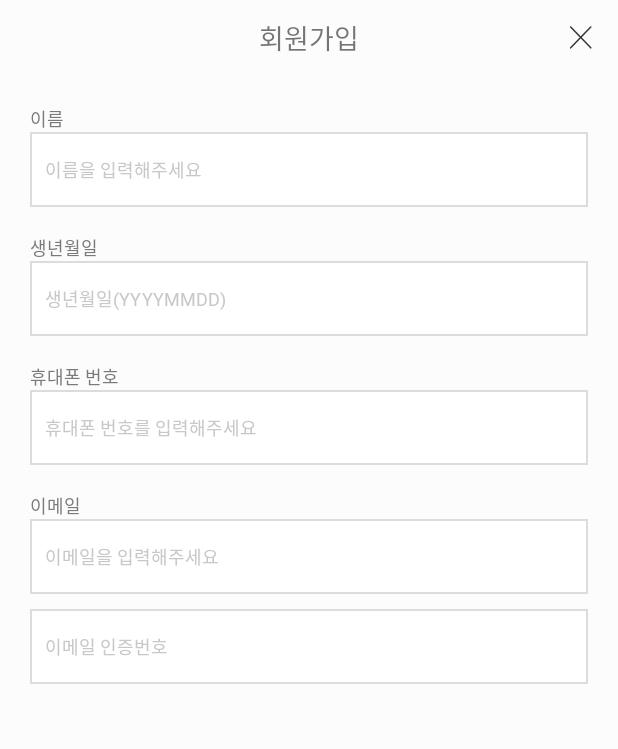
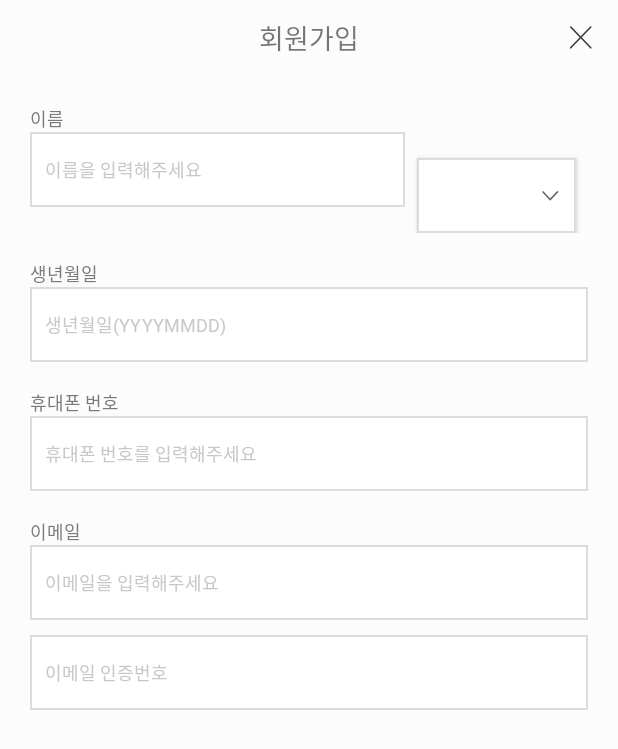
Before and after one commit to nueag/tia-assignment, an Android app: the screen it shows after launch (EditTextView), on a phone screen of 412 x 824 dp. Shown: the top 749 px of the screen. Run offline under Robolectric (Android 15) with nearby library versions, the phone set to English and light mode, and no system bars.

Commit message:
[FEAT] 8nd assignment

```diff
--- /dev/null
+++ b/app/src/main/res/drawable/bg_spinner.xml
@@ -0,0 +1,15 @@
+<?xml version="1.0" encoding="utf-8"?>
+<layer-list xmlns:android="http://schemas.android.com/apk/res/android">
+    <item>
+        <shape android:shape="rectangle">
+            <stroke android:color="@color/splash"
+                android:width="1dp" />
+            <solid android:color="@color/white" />
+            <padding android:right="5dp"/>
+        </shape>
+    </item>
+
+    <item
+        android:gravity="right|center_vertical"
+        android:drawable="@drawable/dropdown_arrow" />
+</layer-list>
--- /dev/null
+++ b/app/src/main/res/drawable/dropdown_arrow.xml
@@ -0,0 +1,15 @@
+<vector xmlns:android="http://schemas.android.com/apk/res/android"
+    android:width="24dp"
+    android:height="24dp"
+    android:viewportWidth="24"
+    android:viewportHeight="24">
+  <path
+      android:pathData="M0,0h24v24H0z"
+      android:fillColor="#fff"/>
+  <path
+      android:strokeWidth="1"
+      android:pathData="m6.714,9.928 l4.737,5.144 4.9,-5.144"
+      android:fillColor="#00000000"
+      android:strokeColor="#656565"
+      android:strokeLineCap="round"/>
+</vector>
--- a/app/src/main/res/layout/edit_box.xml
+++ b/app/src/main/res/layout/edit_box.xml
@@ -13,12 +13,12 @@
         <TextView
             android:id="@+id/text_name"
             android:layout_width="wrap_content"
-            android:layout_height="wrap_content"
+            android:layout_height="match_parent"
+            android:layout_weight="0"
+            android:fontFamily="@font/notosans_regular_ttf"
+            android:text="@string/edit_text_name"
             android:textColor="@color/text_default_2"
             android:textSize="12sp"
-            android:fontFamily="@font/notosans_regular_ttf"
-            android:layout_weight="0"
-            android:text="@string/edit_text_name"
             tools:ignore="MissingConstraints" />
         <EditText
             android:id="@+id/text_name_hint"
--- a/app/src/main/res/layout/edit_text.xml
+++ b/app/src/main/res/layout/edit_text.xml
@@ -38,11 +38,25 @@
             android:orientation="vertical"
             android:layout_below="@+id/title_view">
 
-            <com.example.tiaapplication.SignUpBox
-                android:layout_width="match_parent"
-                android:layout_height="wrap_content"
-                app:text="@string/edit_text_name"
-                app:hint="@string/edit_text_name_hint" />
+            <RelativeLayout
+                android:layout_width="wrap_content"
+                android:layout_height="85dp" >
+                <com.example.tiaapplication.SignUpBox
+                    android:id="@+id/name_input_box"
+                    android:layout_width="250dp"
+                    android:layout_height="wrap_content"
+                    app:text="@string/edit_text_name"
+                    app:hint="@string/edit_text_name_hint" />
+                <android.widget.Button
+                    android:layout_width="wrap_content"
+                    android:layout_height="50dp"
+                    android:background="@drawable/bg_spinner"
+                    android:layout_marginStart="8dp"
+                    android:layout_marginEnd="8dp"
+                    android:layout_alignParentEnd="true"
+                    android:layout_alignParentBottom="true"
+                    android:layout_toRightOf="@id/name_input_box"/>
+            </RelativeLayout>
 
             <com.example.tiaapplication.SignUpBox
                 android:layout_width="match_parent"
--- a/app/src/main/res/values/strings.xml
+++ b/app/src/main/res/values/strings.xml
@@ -13,4 +13,5 @@
     <string name="edit_text_email">이메일</string>
     <string name="edit_text_email_hint">이메일을 입력해주세요</string>
     <string name="edit_text_email_verify">이메일 인증번호</string>
+    <string name="name_button">내국인</string>
 </resources>
```
